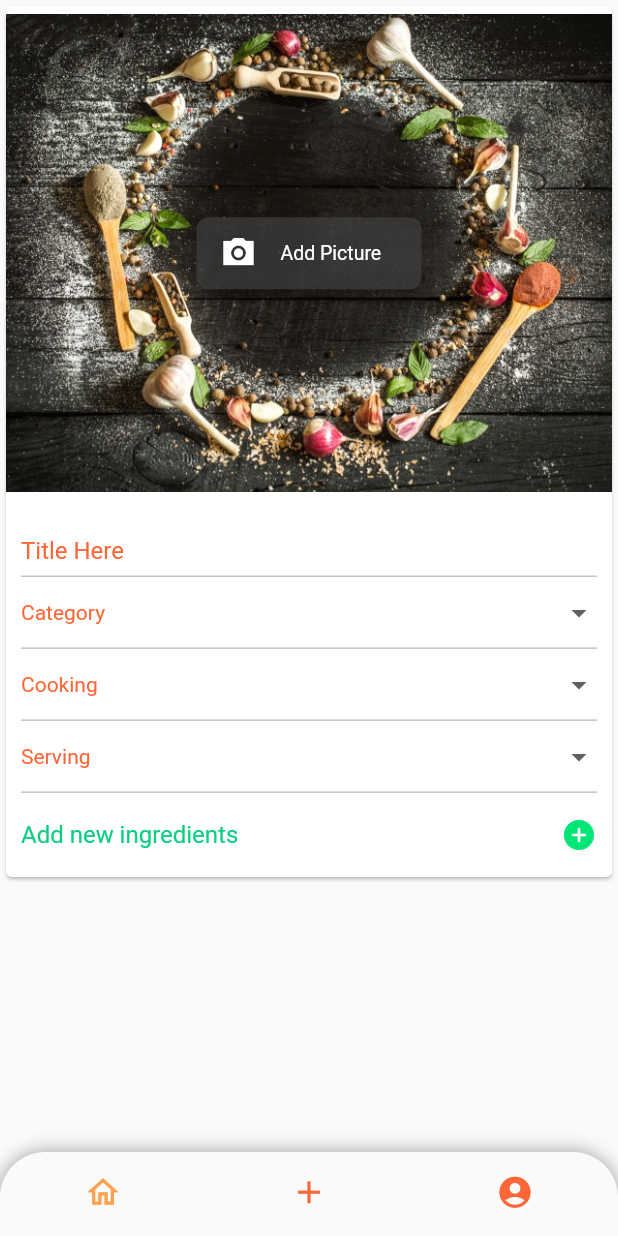
After one commit to SamraBisrat/bet-yaferaw, a Flutter app: the screen it shows after launch, item 2 of the bottom bar chosen, on a phone screen of 412 x 824 dp. The commit adds this screen. Run offline on Flutter 3.47's test engine with Material 2 defaults, Android fonts, the phone set to English and light mode, and no system bars; our stand-ins replace flutter_svg.

Commit message:
Post recipe and bottom navigation

```diff
--- /dev/null
+++ b/lib/Components/AddRecipeComponent/add_recipe.dart
@@ -0,0 +1,231 @@
+import 'package:bet_yaferaw/ReusableComponents/bottom_navigation.dart';
+import 'package:flutter/material.dart';
+
+class AddRecipe extends StatefulWidget {
+  const AddRecipe({Key key}) : super(key: key);
+
+  @override
+  _AddRecipeState createState() => _AddRecipeState();
+}
+
+class _AddRecipeState extends State<AddRecipe> {
+  int selectedIndex = 1;
+  String categoryController;
+  @override
+  Widget build(BuildContext context) {
+    double screenWidth = MediaQuery.of(context).size.width;
+
+    double screenHeight = MediaQuery.of(context).size.height;
+    return Scaffold(
+      bottomNavigationBar: YRBottomNavigation(),
+      body: Container(
+          child: ListView(children: [
+        Card(
+            clipBehavior: Clip.antiAlias,
+            child: Column(children: [
+              Stack(alignment: Alignment.center, children: [
+                Container(
+                  height: screenHeight / 2.5,
+                  decoration: BoxDecoration(
+                      image: DecorationImage(
+                          image:
+                              AssetImage("assets/images/post_background.jpg"),
+                          fit: BoxFit.fitWidth)),
+                ),
+                Align(
+                  alignment: Alignment.center,
+                  child: Container(
+                      width: 150,
+                      decoration: BoxDecoration(
+                          borderRadius: BorderRadius.circular(8.0),
+                          color: Colors.grey.shade800.withOpacity(0.66)),
+                      child: ListTile(
+                        dense: true,
+                        horizontalTitleGap: 0,
+                        leading: Icon(
+                          Icons.camera_alt_sharp,
+                          color: Colors.white,
+                        ),
+                        title: const Text(
+                          'Add Picture',
+                          style: TextStyle(color: Colors.white),
+                        ),
+                      )),
+                )
+              ]),
+              Card(
+                  margin: EdgeInsets.symmetric(horizontal: 10),
+                  elevation: 0,
+                  clipBehavior: Clip.antiAlias,
+                  child: Column(
+                      mainAxisAlignment: MainAxisAlignment.spaceEvenly,
+                      children: [
+                        TextFormField(
+                          decoration: InputDecoration(
+                              enabledBorder: UnderlineInputBorder(
+                                borderSide:
+                                    BorderSide(color: Color(0xffC4C4C4)),
+                              ),
+                              focusedBorder: UnderlineInputBorder(
+                                borderSide:
+                                    BorderSide(color: Color(0xffFD6637)),
+                              ),
+                              isDense: true,
+                              alignLabelWithHint: true,
+                              border: UnderlineInputBorder(),
+                              labelText: 'Title Here',
+                              labelStyle: TextStyle(color: Color(0xffFD6637))),
+                        ),
+                        Padding(
+                            padding: EdgeInsets.only(top: 12, bottom: 12),
+                            child: Row(
+                                mainAxisAlignment:
+                                    MainAxisAlignment.spaceBetween,
+                                children: [
+                                  Text("Category",
+                                      style: TextStyle(
+                                          color: Color(0xffFD6637),
+                                          decorationStyle:
+                                              TextDecorationStyle.dashed)),
+                                  Container(
+                                      width: screenWidth / 2,
+                                      child: DropdownButtonFormField(
+                                        decoration: InputDecoration.collapsed(
+                                            hintText: ""),
+                                        value: categoryController,
+                                        onChanged: (String newValue) {
+                                          categoryController = newValue;
+                                        },
+                                        items: <String>[
+                                          'Breakfast',
+                                          'Lunch',
+                                          'Dinner',
+                                          'Brunch',
+                                          'Snack',
+                                        ].map<DropdownMenuItem<String>>(
+                                            (String value) {
+                                          return DropdownMenuItem<String>(
+                                            value: value,
+                                            child: Text(
+                                              value,
+                                              textWidthBasis:
+                                                  TextWidthBasis.parent,
+                                              style: TextStyle(
+                                                  color: Color(0xffFD6637)),
+                                            ),
+                                          );
+                                        }).toList(),
+                                      )),
+                                ])),
+                        Divider(
+                          color: Color(0xffC4C4C4),
+                          thickness: 1,
+                          height: 0,
+                        ),
+                        Padding(
+                            padding: EdgeInsets.only(top: 12, bottom: 12),
+                            child: Row(
+                                mainAxisAlignment:
+                                    MainAxisAlignment.spaceBetween,
+                                children: [
+                                  Text("Cooking",
+                                      style: TextStyle(
+                                          color: Color(0xffFD6637),
+                                          decorationStyle:
+                                              TextDecorationStyle.dashed)),
+                                  Container(
+                                      width: screenWidth / 2,
+                                      child: DropdownButtonFormField(
+                                        decoration: InputDecoration.collapsed(
+                                            hintText: ""),
+                                        value: categoryController,
+                                        onChanged: (String newValue) {
+                                          categoryController = newValue;
+                                        },
+                                        items: <String>[
+                                          'less than 30 mintues',
+                                          '30 minutes',
+                                          '45 minutes',
+                                          '1 hour',
+                                          '1:30 hour',
+                                          '2 hours',
+                                          'Above 2 hours'
+                                        ].map<DropdownMenuItem<String>>(
+                                            (String value) {
+                                          return DropdownMenuItem<String>(
+                                            value: value,
+                                            child: Text(
+                                              value,
+                                              textWidthBasis:
+                                                  TextWidthBasis.parent,
+                                              style: TextStyle(
+                                                  color: Color(0xffFD6637)),
+                                            ),
+                                          );
+                                        }).toList(),
+                                      )),
+                                ])),
+                        Divider(
+                          color: Color(0xffC4C4C4),
+                          thickness: 1,
+                          height: 0,
+                        ),
+                        Padding(
+                            padding: EdgeInsets.only(top: 12, bottom: 12),
+                            child: Row(
+                                mainAxisAlignment:
+                                    MainAxisAlignment.spaceBetween,
+                                children: [
+                                  Text("Serving",
+                                      style: TextStyle(
+                                          color: Color(0xffFD6637),
+                                          decorationStyle:
+                                              TextDecorationStyle.dashed)),
+                                  Container(
+                                      width: screenWidth / 2,
+                                      child: DropdownButtonFormField(
+                                        decoration: InputDecoration.collapsed(
+                                            hintText: ""),
+                                        value: categoryController,
+                                        onChanged: (String newValue) {
+                                          categoryController = newValue;
+                                        },
+                                        items: <String>['1', '2']
+                                            .map<DropdownMenuItem<String>>(
+                                                (String value) {
+                                          return DropdownMenuItem<String>(
+                                            value: value,
+                                            child: Text(
+                                              value,
+                                              textWidthBasis:
+                                                  TextWidthBasis.parent,
+                                              style: TextStyle(
+                                                  color: Color(0xffFD6637)),
+                                            ),
+                                          );
+                                        }).toList(),
+                                      )),
+                                ])),
+                        Divider(
+                          color: Color(0xffC4C4C4),
+                          thickness: 1,
+                          height: 0,
+                        ),
+                        ListTile(
+                            contentPadding: EdgeInsets.symmetric(horizontal: 0),
+                            title: const Text(
+                              'Add new ingredients',
+                              style: TextStyle(
+                                color: Color(0xff0BCE83),
+                              ),
+                            ),
+                            trailing: Icon(
+                              Icons.add_circle_rounded,
+                              color: Colors.greenAccent.shade400,
+                            )),
+                      ]))
+            ]))
+      ])),
+    );
+  }
+}
--- a/lib/Components/HomeComponent/home.dart
+++ b/lib/Components/HomeComponent/home.dart
@@ -1,4 +1,5 @@
 import 'package:bet_yaferaw/Provider/MasterProvider.dart';
+import 'package:bet_yaferaw/ReusableComponents/bottom_navigation.dart';
 import 'package:bet_yaferaw/ReusableComponents/camera_scanner_information.dart';
 import 'package:bet_yaferaw/ReusableComponents/recipe_short_description.dart';
 import 'package:flutter/material.dart';
@@ -17,6 +18,8 @@ class _HomeState extends State<Home> {
         Provider.of<MasterProvider>(context, listen: false);
     double height = MediaQuery.of(context).size.height;
     return Scaffold(
+        extendBody: true,
+        bottomNavigationBar: YRBottomNavigation(),
         body: Container(
           margin: MediaQuery.of(context).padding,
           color: Color(0xffF6F5F5),
@@ -72,8 +75,7 @@ class _HomeState extends State<Home> {
                         borderRadius: BorderRadius.circular(18.0),
                       ),
                     ),
-            ),
-          ),
+                  )),
               Padding(
                 padding: EdgeInsets.only(top: 20),
                 child: CameraScannerInformation(),
--- a/lib/ReusableComponents/bottom_navigation.dart
+++ b/lib/ReusableComponents/bottom_navigation.dart
@@ -1,22 +1,67 @@
+import 'package:bet_yaferaw/Components/AddRecipeComponent/add_recipe.dart';
+import 'package:bet_yaferaw/Components/HomeComponent/home.dart';
 import 'package:flutter/material.dart';
 
-class YRBottomNavigation extends StatelessWidget {
-  const YRBottomNavigation({Key key}) : super(key: key);
+class YRBottomNavigation extends StatefulWidget {
+  const YRBottomNavigation({
+    Key key,
+  }) : super(key: key);
 
   @override
+  _YRBottomNavigationState createState() => _YRBottomNavigationState();
+}
+
+class _YRBottomNavigationState extends State<YRBottomNavigation> {
+  int indexSelected = 0;
+  @override
   Widget build(BuildContext context) {
-    return ClipRRect(
+    return Container(
+        decoration: BoxDecoration(
+          borderRadius: BorderRadius.only(
+              topRight: Radius.circular(30), topLeft: Radius.circular(30)),
+          boxShadow: [
+            BoxShadow(color: Colors.black38, spreadRadius: 0, blurRadius: 10),
+          ],
+        ),
+        child: ClipRRect(
             borderRadius: BorderRadius.only(
               topLeft: Radius.circular(30.0),
               topRight: Radius.circular(30.0),
             ),
             child: BottomNavigationBar(
-          elevation: 5.0,
+              elevation: 40,
               unselectedItemColor: Color(0xffFD6637),
               selectedItemColor: Color(0xfffea04d),
               iconSize: 25,
               onTap: (int index) {
-            // index = selectedIndex;
+                setState(() {
+                  indexSelected = index;
+                });
+                switch (index) {
+                  case 0:
+                    {
+                      //
+                      print(index);
+
+                      Navigator.push(context,
+                          MaterialPageRoute(builder: (context) => Home()));
+                    }
+                    break;
+                  case 1:
+                    {
+                      //
+                      print(index);
+
+                      Navigator.push(context,
+                          MaterialPageRoute(builder: (context) => AddRecipe()));
+                    }
+                    break;
+                  case 2:
+                    {
+                      //
+                      print(index);
+                    }
+                }
               },
               items: <BottomNavigationBarItem>[
                 BottomNavigationBarItem(
@@ -38,10 +83,10 @@ class YRBottomNavigation extends StatelessWidget {
                   label: 'Account',
                 ),
               ],
-          // currentIndex: selectedIndex == null ? 0 : selectedIndex,
+              currentIndex: indexSelected,
               showUnselectedLabels: false,
               showSelectedLabels: false,
               type: BottomNavigationBarType.fixed,
-        ));
+            )));
   }
 }
--- a/pubspec.yaml
+++ b/pubspec.yaml
@@ -52,8 +52,6 @@ flutter:
         - asset: assets/fonts/SourceSansPro-Regular.ttf
         - asset: assets/fonts/SourceSansPro-SemiBold.ttf
 
-
-
   # The following line ensures that the Material Icons font is
   # included with your application, so that you can use the icons in
   # the material Icons class.
```
Also changed, not shown: lib/Components/SettingsComponent/settings.dart (added, +102 -0 lines), assets/images/post_background.jpg (added), pubspec.lock. Lines whose indentation alone changed are shown as unchanged.
